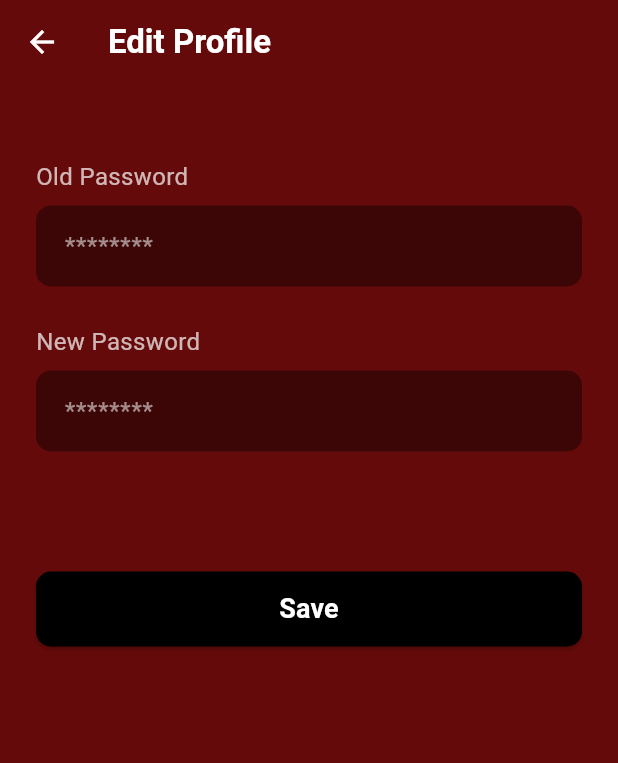
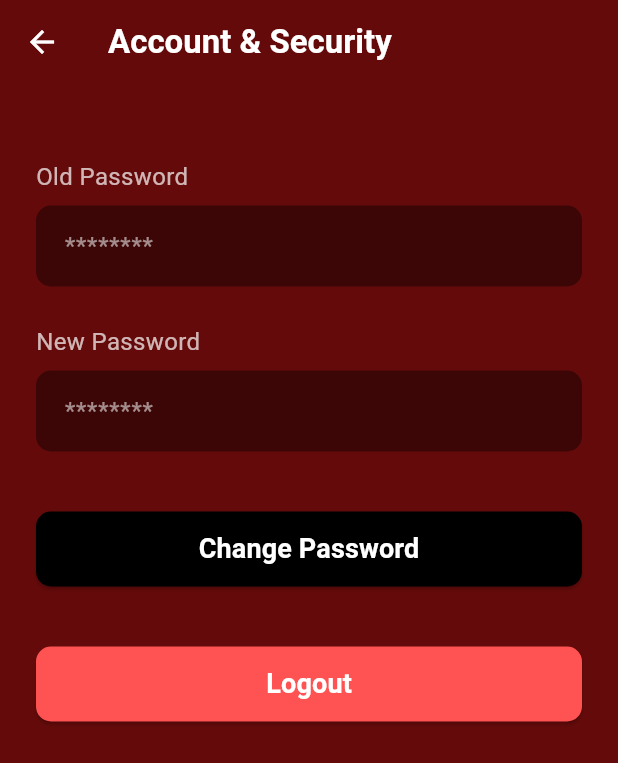
Before and after one commit to susenayw/FitLife, a Flutter app: the AccountFullScreen screen opened directly, on a phone screen of 412 x 824 dp. Shown: the top 763 px of the screen. Run offline on Flutter 3.47's test engine with Material 3 defaults, Android fonts, the phone set to English and light mode, and no system bars; our stand-ins replace cloud_firestore, firebase_auth, firebase_core, image_picker; accounts and stored records are empty.

Commit message:
Menambahkan fungsi login dan logout

```diff
--- a/lib/models/user_data.dart
+++ b/lib/models/user_data.dart
@@ -1,22 +1,26 @@
-// lib/models/user_data.dart
+// lib/models/user_data.dart (MODIFIKASI)
 
 class UserData {
+  String? userId; // <-- BARU: Untuk menyimpan Firebase Auth UID
+  final String email; // <-- BARU: Untuk menyimpan email
   final String username;
   final double weight; // dalam kg
   final double height; // dalam cm
   final String gender;
   final DateTime dateOfBirth;
   String? bio; // Bio adalah opsional
-  String? profilePicturePath; // <-- BARU: Untuk menyimpan path gambar profil
+  String? profilePicturePath; // Untuk menyimpan path/URL gambar profil
 
   UserData({
+    this.userId, // <-- BARU
+    this.email = '', // <-- BARU
     this.username = '',
     this.weight = 0.0,
     this.height = 0.0,
     this.gender = 'Male',
     required this.dateOfBirth,
     this.bio,
-    this.profilePicturePath, // <-- BARU
+    this.profilePicturePath,
   });
 
   // Metode pembantu untuk mendapatkan usia
@@ -30,24 +34,28 @@ class UserData {
     return age;
   }
 
-  // Metode copyWith untuk State Management yang efisien
+  // Metode copyWith untuk State Management yang efisien (DIUBAH)
   UserData copyWith({
+    String? userId, // <-- DIUBAH
+    String? email, // <-- DIUBAH
     String? username,
     double? weight,
     double? height,
     String? gender,
     DateTime? dateOfBirth,
     String? bio,
-    String? profilePicturePath, // <-- BARU
+    String? profilePicturePath,
   }) {
     return UserData(
+      userId: userId ?? this.userId, // <-- DIUBAH
+      email: email ?? this.email, // <-- DIUBAH
       username: username ?? this.username,
       weight: weight ?? this.weight,
       height: height ?? this.height,
       gender: gender ?? this.gender,
       dateOfBirth: dateOfBirth ?? this.dateOfBirth,
       bio: bio ?? this.bio,
-      profilePicturePath: profilePicturePath ?? this.profilePicturePath, // <-- BARU
+      profilePicturePath: profilePicturePath ?? this.profilePicturePath,
     );
   }
 }
--- /dev/null
+++ b/lib/routes/app_routes.dart
@@ -0,0 +1,53 @@
+// lib/routes/app_routes.dart (KODE LENGKAP)
+
+import 'package:flutter/material.dart';
+
+// Import semua halaman yang akan digunakan sebagai rute
+import '../screens/home_auth_screen.dart';
+import '../screens/login_screen.dart';
+import '../screens/signup_screen.dart';
+import '../screens/personal_info_screen.dart';
+import '../screens/complete_profile_screen.dart';
+import '../screens/confirmation_screen.dart';
+import '../main_screen.dart';
+import '../screens/recap_screen.dart';
+import '../screens/unified_activity_screen.dart';
+import '../screens/settings_screen.dart';
+import '../screens/free_run_screen.dart';
+import '../screens/social_screen.dart';
+
+// Rute bernama yang akan digunakan
+class AppRoutes {
+  static const String homeAuth = '/'; // Rute awal (Auth Gate)
+  static const String login = '/login';
+  static const String signUp = '/signup';
+  static const String personalInfo = '/personal-info';
+  static const String completeProfile = '/complete-profile';
+  static const String confirmation = '/confirmation';
+  static const String mainScreen = '/main';
+
+  // Rute Khusus
+  static const String unifiedActivity = '/activity';
+  static const String recap = '/recap';
+  static const String settings = '/settings';
+  static const String freeRun = '/free-run';
+  static const String social = '/social';
+}
+
+// Map rute aplikasi
+final Map<String, WidgetBuilder> routes = {
+  AppRoutes.homeAuth: (context) => const HomeAuthScreen(),
+  AppRoutes.login: (context) => const LoginScreen(),
+  AppRoutes.signUp: (context) => const SignupScreen(),
+  AppRoutes.personalInfo: (context) => const PersonalInfoScreen(),
+  AppRoutes.completeProfile: (context) => const CompleteProfileScreen(),
+  AppRoutes.confirmation: (context) => const ConfirmationScreen(),
+  AppRoutes.mainScreen: (context) => const MainScreen(),
+
+  // Rute Khusus
+  AppRoutes.unifiedActivity: (context) => const UnifiedActivityScreen(),
+  AppRoutes.recap: (context) => const RecapScreen(),
+  AppRoutes.settings: (context) => const SettingsScreen(),
+  AppRoutes.freeRun: (context) => const FreeRunScreen(),
+  AppRoutes.social: (context) => const SocialScreen(),
+};
--- a/lib/screens/settings_screen.dart
+++ b/lib/screens/settings_screen.dart
@@ -1,4 +1,4 @@
-// lib/screens/settings_screen.dart
+// lib/screens/settings_screen.dart (MODIFIKASI)
 
 import 'package:flutter/material.dart';
 import 'package:provider/provider.dart';
@@ -6,7 +6,8 @@ import 'package:image_picker/image_picker.dart';
 import 'dart:io';
 
 import '../providers/user_provider.dart';
-import '../widgets/custom_button.dart'; // Asumsi CustomButton sudah ada
+import '../widgets/custom_button.dart';
+import '../routes/app_routes.dart'; // <-- BARU
 
 // =======================================================
 // A. SETTINGS MENU UTAMA (Tab yang terlihat di MainScreen)
@@ -17,12 +18,17 @@ class SettingsScreen extends StatelessWidget {
 
   // Widget Pembantu untuk Tombol Navigasi
   Widget _buildSettingsButton(BuildContext context, {required String text, required Widget targetScreen}) {
+    // Menggunakan navigasi pushNamed ke rute yang sudah didefinisikan jika targetScreen adalah salah satu route utama
+    String? routeName;
+    if (text == 'Edit Profile') routeName = AppRoutes.completeProfile; // Kita asumsikan ini Edit Profile
+    if (text == 'Account') routeName = AppRoutes.settings; // Kita arahkan ke rute settings utama
+
     return Container(
       width: double.infinity,
       padding: const EdgeInsets.symmetric(horizontal: 20.0, vertical: 8.0),
       child: ElevatedButton(
         onPressed: () {
-          // Menggunakan Navigator.push untuk melompat ke layar penuh baru (menyembunyikan NavBar)
+          // Navigasi ke layar penuh
           Navigator.push(
             context,
             MaterialPageRoute(builder: (context) => targetScreen),
@@ -46,29 +52,27 @@ class SettingsScreen extends StatelessWidget {
   Widget _buildMenuView(BuildContext context) {
     return Column(
       children: [
-        // Menambahkan SizedBox untuk memberi ruang kosong di atas.
         const SizedBox(height: 30),
 
-        // Navigasi ke Layar Penuh 1: Edit Profile
         _buildSettingsButton(
           context,
-          text: 'Edit Profile',
+          text: 'Edit Profile & Bio',
           targetScreen: const EditProfileFullScreen(),
         ),
 
-        // Navigasi ke Layar Penuh 2: Account
         _buildSettingsButton(
           context,
-          text: 'Account',
+          text: 'Account & Change Password',
           targetScreen: const AccountFullScreen(),
         ),
 
-        // Navigasi ke Layar Penuh 3: Updates
         _buildSettingsButton(
           context,
-          text: 'Updates',
+          text: 'Update Physical Data (Weight/Height)',
           targetScreen: const UpdatesFullScreen(),
         ),
+
+        // Tombol logout ditempatkan di AccountFullScreen
 
         const Spacer(),
         const Padding(
@@ -92,7 +96,7 @@ class SettingsScreen extends StatelessWidget {
         elevation: 0,
         automaticallyImplyLeading: false,
         // Judul AppBar
-        title: const Text('Edit Profile', style: TextStyle(color: Colors.white, fontWeight: FontWeight.bold)),
+        title: const Text('Settings', style: TextStyle(color: Colors.white, fontWeight: FontWeight.bold)),
       ),
       body: SafeArea(
         child: _buildMenuView(context),
@@ -102,7 +106,7 @@ class SettingsScreen extends StatelessWidget {
 }
 
 // =======================================================
-// B. EDIT PROFILE FULL SCREEN (Layar Penuh, Tanpa NavBar)
+// B. EDIT PROFILE FULL SCREEN (Mengubah Username/Bio/Pic)
 // =======================================================
 
 class EditProfileFullScreen extends StatefulWidget {
@@ -137,6 +141,8 @@ class _EditProfileFullScreenState extends State<EditProfileFullScreen> {
     if (pickedFile != null) {
       setState(() {
         _imageFile = File(pickedFile.path);
+        // Simpan path gambar ke provider (otomatis ke Firestore)
+        Provider.of<UserProvider>(context, listen: false).updateProfilePicturePath(_imageFile!.path);
       });
     }
   }
@@ -149,14 +155,10 @@ class _EditProfileFullScreenState extends State<EditProfileFullScreen> {
     }
     userProvider.updateBio(_bioController.text);
 
-    if (_imageFile != null) {
-      userProvider.updateProfilePicturePath(_imageFile!.path);
-    }
-
     ScaffoldMessenger.of(context).showSnackBar(
-      const SnackBar(content: Text('Profile updated successfully!')),
+      const SnackBar(content: Text('Profile updated successfully and saved to Firebase!')),
     );
-    Navigator.pop(context); // Kembali ke Settings Menu (yang punya NavBar)
+    Navigator.pop(context); // Kembali ke Settings Menu
   }
 
   @override
@@ -188,7 +190,7 @@ class _EditProfileFullScreenState extends State<EditProfileFullScreen> {
         backgroundColor: Colors.transparent,
         elevation: 0,
         iconTheme: const IconThemeData(color: Colors.white),
-        title: const Text('Edit Profile', style: TextStyle(color: Colors.white, fontWeight: FontWeight.bold)),
+        title: const Text('Edit Profile & Bio', style: TextStyle(color: Colors.white, fontWeight: FontWeight.bold)),
       ),
       body: SingleChildScrollView(
         padding: const EdgeInsets.symmetric(horizontal: 24.0),
@@ -272,7 +274,7 @@ class _EditProfileFullScreenState extends State<EditProfileFullScreen> {
 }
 
 // =======================================================
-// C. ACCOUNT FULL SCREEN
+// C. ACCOUNT FULL SCREEN (Tempat Logout dan Change Password)
 // =======================================================
 
 class AccountFullScreen extends StatefulWidget {
@@ -286,7 +288,22 @@ class _AccountFullScreenState extends State<AccountFullScreen> {
   final TextEditingController _oldPasswordController = TextEditingController();
   final TextEditingController _newPasswordController = TextEditingController();
 
+  // --- FUNGSI LOGOUT (DIUBAH) ---
+  void _performLogout() async {
+    final userProvider = Provider.of<UserProvider>(context, listen: false);
+    await userProvider.logout();
+
+    // Kembali ke HomeAuthScreen dan hapus semua rute sebelumnya
+    Navigator.pushNamedAndRemoveUntil(
+      context,
+      AppRoutes.homeAuth, // <-- DIUBAH
+          (Route<dynamic> route) => false,
+    );
+  }
+
   void _savePassword() {
+    // Note: Change password di Firebase memerlukan re-authentication.
+    // Untuk tujuan ini, kita akan melakukan mock success.
     if (_oldPasswordController.text.isEmpty || _newPasswordController.text.isEmpty) {
       ScaffoldMessenger.of(context).showSnackBar(
         const SnackBar(content: Text('Please fill in both password fields.')),
@@ -294,8 +311,10 @@ class _AccountFullScreenState extends State<AccountFullScreen> {
       return;
     }
 
+    // TODO: Implementasi Firebase actual change password di sini
+
     ScaffoldMessenger.of(context).showSnackBar(
-      const SnackBar(content: Text('Password changed successfully!')),
+      const SnackBar(content: Text('Password changed successfully! (Mock)')),
     );
 
     _oldPasswordController.clear();
@@ -333,7 +352,7 @@ class _AccountFullScreenState extends State<AccountFullScreen> {
         backgroundColor: Colors.transparent,
         elevation: 0,
         iconTheme: const IconThemeData(color: Colors.white),
-        title: const Text('Edit Profile', style: TextStyle(color: Colors.white, fontWeight: FontWeight.bold)),
+        title: const Text('Account & Security', style: TextStyle(color: Colors.white, fontWeight: FontWeight.bold)),
       ),
       body: SingleChildScrollView(
         padding: const EdgeInsets.symmetric(horizontal: 24.0),
@@ -352,11 +371,16 @@ class _AccountFullScreenState extends State<AccountFullScreen> {
             const Text('New Password', style: TextStyle(color: Colors.white70, fontSize: 16)),
             const SizedBox(height: 8),
             TextField(controller: _newPasswordController, obscureText: true, style: const TextStyle(color: Colors.white), decoration: _inputDecoration('********')),
-            const SizedBox(height: 80),
+            const SizedBox(height: 40),
 
-            // Save Button
-            CustomButton(text: 'Save', onPressed: _savePassword, backgroundColor: Colors.black, textColor: Colors.white),
+            // Save Password Button
+            CustomButton(text: 'Change Password', onPressed: _savePassword, backgroundColor: Colors.black, textColor: Colors.white),
+            const SizedBox(height: 40),
+
+            // Tombol Logout (BARU)
+            CustomButton(text: 'Logout', onPressed: _performLogout, backgroundColor: Colors.redAccent, textColor: Colors.white),
             const SizedBox(height: 20),
+
           ],
         ),
       ),
@@ -365,7 +389,7 @@ class _AccountFullScreenState extends State<AccountFullScreen> {
 }
 
 // =======================================================
-// D. UPDATES FULL SCREEN
+// D. UPDATES FULL SCREEN (Update Physical Data)
 // =======================================================
 
 class UpdatesFullScreen extends StatefulWidget {
@@ -383,6 +407,7 @@ class _UpdatesFullScreenState extends State<UpdatesFullScreen> {
   void initState() {
     super.initState();
     final userData = Provider.of<UserProvider>(context, listen: false).currentUser;
+    // Tampilkan data yang sudah ada
     _weightController.text = userData?.weight.toStringAsFixed(0) ?? '';
     _heightController.text = userData?.height.toStringAsFixed(0) ?? '';
   }
@@ -404,7 +429,7 @@ class _UpdatesFullScreenState extends State<UpdatesFullScreen> {
     );
 
     ScaffoldMessenger.of(context).showSnackBar(
-      const SnackBar(content: Text('Physical data updated successfully!')),
+      const SnackBar(content: Text('Physical data updated successfully and saved to Firebase!')),
     );
 
     Navigator.pop(context);
@@ -440,7 +465,7 @@ class _UpdatesFullScreenState extends State<UpdatesFullScreen> {
         backgroundColor: Colors.transparent,
         elevation: 0,
         iconTheme: const IconThemeData(color: Colors.white),
-        title: const Text('Updates', style: TextStyle(color: Colors.white, fontWeight: FontWeight.bold)),
+        title: const Text('Update Physical Data', style: TextStyle(color: Colors.white, fontWeight: FontWeight.bold)),
       ),
       body: Padding(
         padding: const EdgeInsets.symmetric(horizontal: 24.0),
@@ -473,7 +498,7 @@ class _UpdatesFullScreenState extends State<UpdatesFullScreen> {
             const Spacer(),
 
             // Next/Save Button
-            CustomButton(text: 'Next', onPressed: _saveUpdates, backgroundColor: Colors.black, textColor: Colors.white),
+            CustomButton(text: 'Save Changes', onPressed: _saveUpdates, backgroundColor: Colors.black, textColor: Colors.white),
             const SizedBox(height: 16),
 
             // Back Button
--- a/pubspec.yaml
+++ b/pubspec.yaml
@@ -24,6 +24,11 @@ dependencies:
 
   # Launcher Icons & Splash Screen
   flutter_native_splash: ^2.3.11
+
+  # --- FIREBASE DEPENDENCIES (BARU) ---
+  firebase_core: ^3.15.2
+  firebase_auth: ^5.0.0
+  cloud_firestore: ^5.0.0
 
 dev_dependencies:
   flutter_test:
```
Also changed, not shown: lib/main.dart (+55 -7 lines), lib/providers/user_provider.dart (+180 -58 lines), lib/screens/complete_profile_screen.dart (+12 -14 lines), lib/screens/confirmation_screen.dart (+8 -14 lines), lib/screens/home_auth_screen.dart (+6 -16 lines), lib/screens/login_screen.dart (+28 -10 lines), lib/screens/personal_info_screen.dart (+18 -19 lines), lib/screens/signup_screen.dart (+24 -8 lines), firebase.json (added), lib/firebase_options.dart (added), pubspec.lock, 7 other files.
